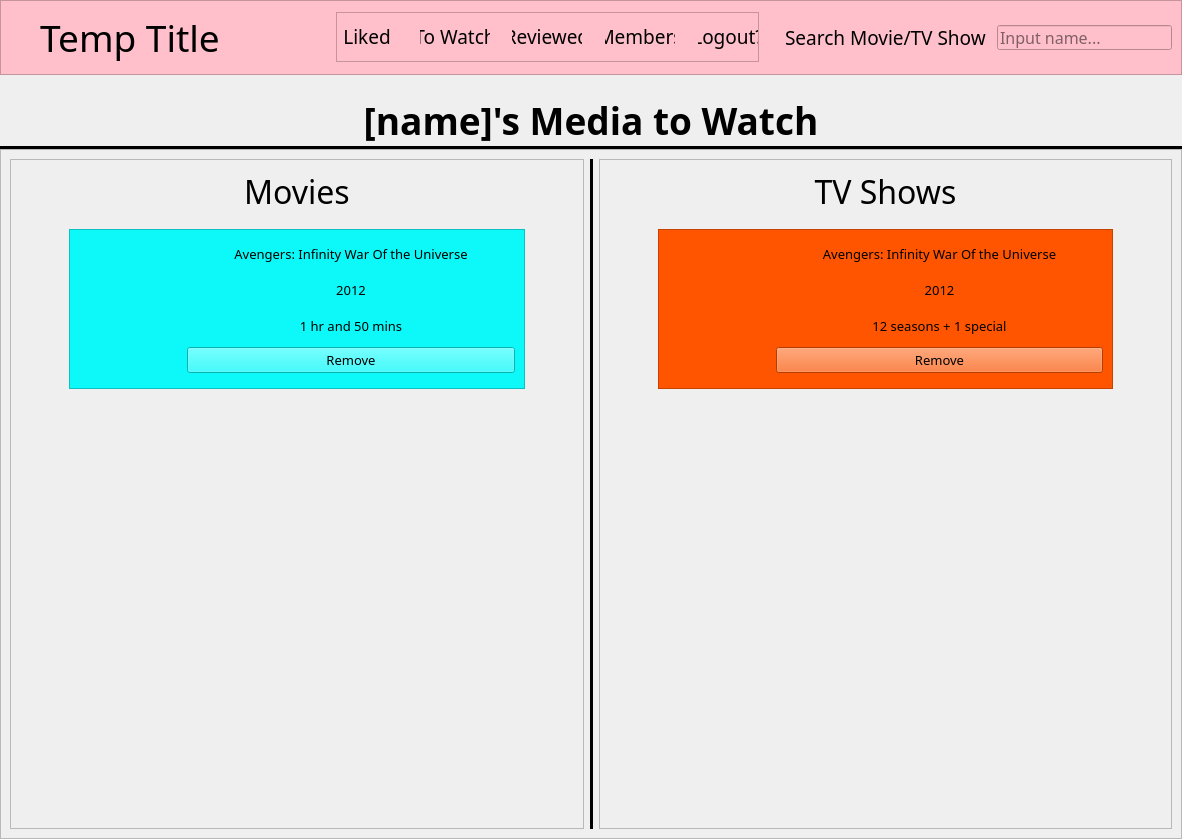
xbryan25/movie-tvshow-review-app, file ui/application-window.ui: the form before one commit.
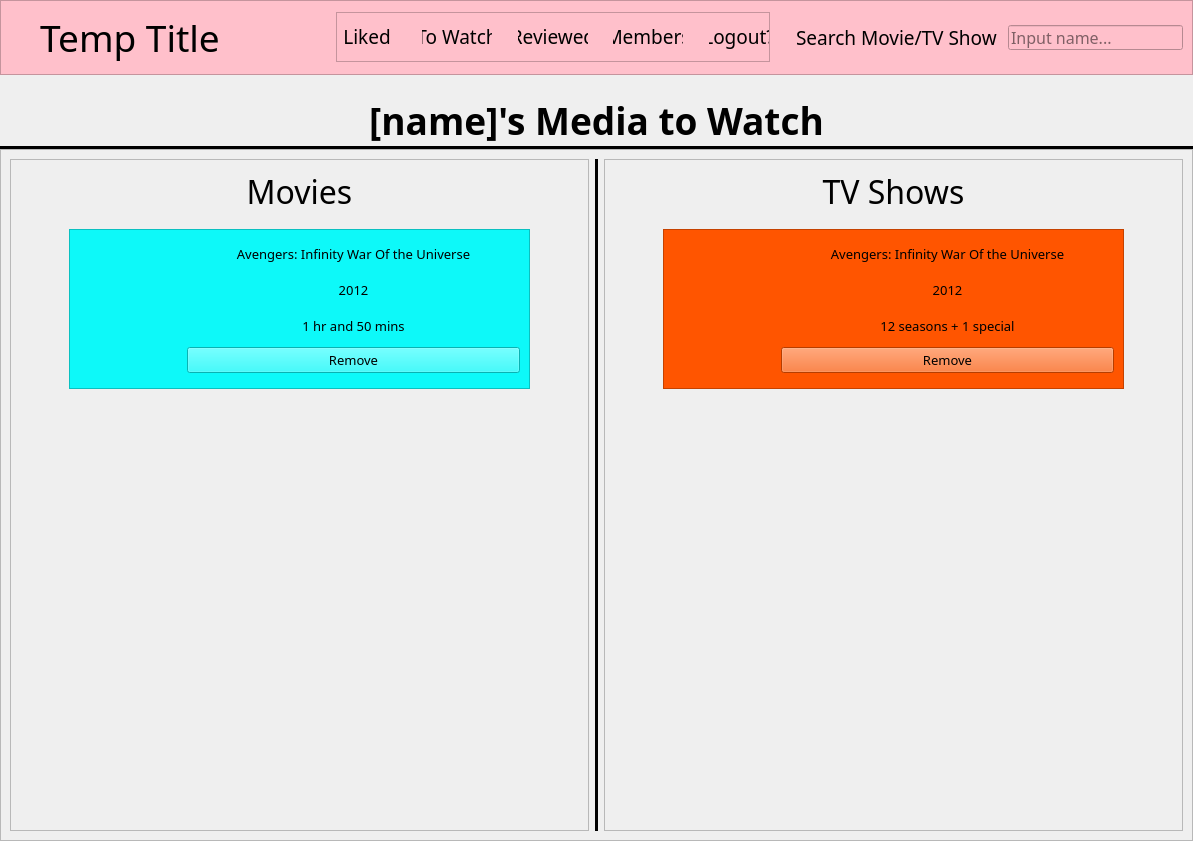
The form after the commit. The open tabs and pages were chosen to show the change.

Commit message: Transfer liked_media dialog to main window

What changed in the file:
```diff
--- a/ui/application-window.ui
+++ b/ui/application-window.ui
@@ -6,8 +6,8 @@
    <rect>
     <x>0</x>
     <y>0</y>
-    <width>1182</width>
-    <height>839</height>
+    <width>1193</width>
+    <height>841</height>
    </rect>
   </property>
   <property name="minimumSize">
@@ -1471,8 +1471,8 @@
                       <rect>
                        <x>0</x>
                        <y>0</y>
-                       <width>537</width>
-                       <height>581</height>
+                       <width>552</width>
+                       <height>562</height>
                       </rect>
                      </property>
                      <layout class="QGridLayout" name="gridLayout_28">
@@ -1758,8 +1758,8 @@
                       <rect>
                        <x>0</x>
                        <y>0</y>
-                       <width>537</width>
-                       <height>581</height>
+                       <width>552</width>
+                       <height>560</height>
                       </rect>
                      </property>
                      <layout class="QGridLayout" name="gridLayout_29">
```
Left out of the diff: 42 changed lines with no effect on the pictures. The commit also changes 6 other files.
